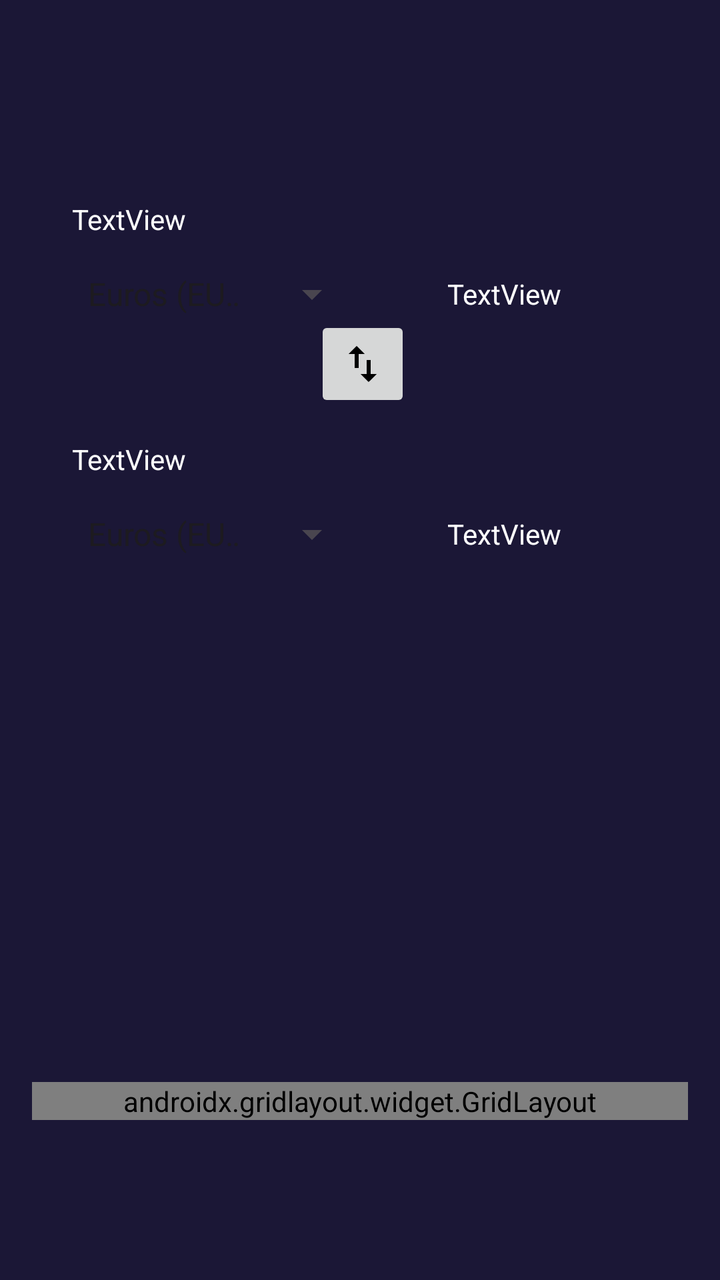
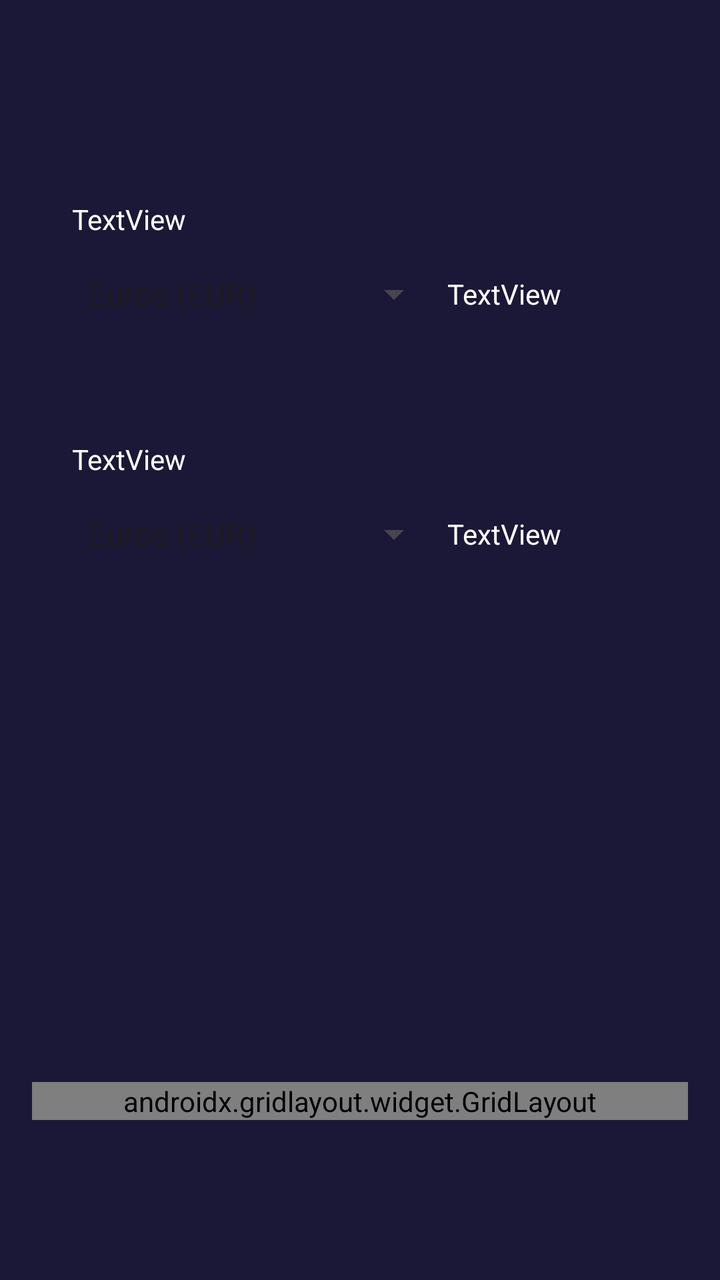

Compare the two renders of this Android layout. The source of the first and the diff that turns it into the second are given below.
<!-- AndroidManifest.xml: application theme Theme.Calculadora_Multiproposito -->
<!-- res/layout/activity_main.xml -->
<?xml version="1.0" encoding="utf-8"?>
<androidx.constraintlayout.widget.ConstraintLayout xmlns:android="http://schemas.android.com/apk/res/android"
    xmlns:app="http://schemas.android.com/apk/res-auto"
    xmlns:tools="http://schemas.android.com/tools"
    android:id="@+id/main"
    android:layout_width="match_parent"
    android:layout_height="match_parent"
    android:background="#1B1736"
    tools:context=".MainActivity">

    <androidx.gridlayout.widget.GridLayout
        android:id="@+id/gridLayoutKeypad"
        android:layout_width="0dp"
        android:layout_height="wrap_content"
        android:layout_marginStart="16dp"
        android:layout_marginEnd="16dp"
        android:layout_marginBottom="80dp"
        app:columnCount="3"
        app:layout_constraintBottom_toBottomOf="parent"
        app:layout_constraintEnd_toEndOf="parent"
        app:layout_constraintStart_toStartOf="parent"
        app:rowCount="4">

        
        <Button
            android:id="@+id/btn1"
            android:layout_width="0dp"
            android:layout_height="65dp"
            android:background="@drawable/fondo_tecla"
            app:backgroundTint="@null"
            android:text="1"
            android:textColor="@android:color/white"
            android:textSize="28sp"
            app:layout_columnWeight="1"
            app:layout_rowWeight="1" />

        <Button
            android:id="@+id/btn2"
            android:layout_width="0dp"
            android:layout_height="65dp"
            android:background="@drawable/fondo_tecla"
            app:backgroundTint="@null"
            android:text="2"
            android:textColor="@android:color/white"
            android:textSize="24sp"
            app:layout_columnWeight="1" />

        <Button
            android:id="@+id/btn3"
            android:layout_width="0dp"
            android:layout_height="65dp"
            android:background="@drawable/fondo_tecla"
            app:backgroundTint="@null"
            android:text="3"
            android:textColor="@android:color/white"
            android:textSize="24sp"
            app:layout_columnWeight="1" />

        
        <Button
            android:id="@+id/btn4"
            android:layout_width="0dp"
            android:layout_height="65dp"
            android:background="@drawable/fondo_tecla"
            app:backgroundTint="@null"
            android:text="4"
            android:textColor="@android:color/white"
            android:textSize="24sp"
            app:layout_columnWeight="1" />

        <Button
            android:id="@+id/btn5"
            android:layout_width="0dp"
            android:layout_height="65dp"
            android:background="@drawable/fondo_tecla"
            app:backgroundTint="@null"
            android:text="5"
            android:textColor="@android:color/white"
            android:textSize="24sp"
            app:layout_columnWeight="1" />

        <Button
            android:id="@+id/btn6"
            android:layout_width="0dp"
            android:layout_height="65dp"
            android:background="@drawable/fondo_tecla"
            app:backgroundTint="@null"
            android:text="6"
            android:textColor="@android:color/white"
            android:textSize="24sp"
            app:layout_columnWeight="1" />

        
        <Button
            android:id="@+id/btn7"
            android:layout_width="0dp"
            android:layout_height="65dp"
            android:background="@drawable/fondo_tecla"
            app:backgroundTint="@null"
            android:text="7"
            android:textColor="@android:color/white"
            android:textSize="24sp"
            app:layout_columnWeight="1" />

        <Button
            android:id="@+id/btn8"
            android:layout_width="0dp"
            android:layout_height="65dp"
            android:background="@drawable/fondo_tecla"
            app:backgroundTint="@null"
            android:text="8"
            android:textColor="@android:color/white"
            android:textSize="24sp"
            app:layout_columnWeight="1" />

        <Button
            android:id="@+id/btn9"
            android:layout_width="0dp"
            android:layout_height="65dp"
            android:background="@drawable/fondo_tecla"
            app:backgroundTint="@null"
            android:text="9"
            android:textColor="@android:color/white"
            android:textSize="24sp"
            app:layout_columnWeight="1" />

        
        <Button
            android:id="@+id/btnDot"
            android:layout_width="0dp"
            android:layout_height="65dp"
            android:background="@drawable/fondo_tecla"
            app:backgroundTint="@null"
            android:text="."
            android:textColor="@android:color/white"
            android:textSize="24sp"
            app:layout_columnWeight="1" />

        <Button
            android:id="@+id/btn0"
            android:layout_width="0dp"
            android:layout_height="65dp"
            android:background="@drawable/fondo_tecla"
            app:backgroundTint="@null"
            android:text="0"
            android:textColor="@android:color/white"
            android:textSize="24sp"
            app:layout_columnWeight="1" />

        <Button
            android:id="@+id/btnDelete"
            android:layout_width="0dp"
            android:layout_height="65dp"
            android:background="@drawable/fondo_tecla"
            app:backgroundTint="@null"
            android:text="⌫"
            android:textColor="@android:color/white"
            android:textSize="24sp"
            app:layout_columnWeight="1" />

    </androidx.gridlayout.widget.GridLayout>

    <TextView
        android:id="@+id/textView4"
        android:layout_width="144dp"
        android:layout_height="54dp"
        android:layout_marginTop="240dp"
        android:layout_marginEnd="36dp"
        android:gravity="center"
        android:text="TextView"
        android:textColor="@android:color/white"
        app:layout_constraintEnd_toEndOf="parent"
        app:layout_constraintTop_toTopOf="parent" />

    <Spinner
        android:id="@+id/spinner2"
        android:layout_width="144dp"
        android:layout_height="54dp"
        android:layout_marginStart="36dp"
        android:layout_marginTop="240dp"
        android:entries="@array/lista_monedas"
        app:layout_constraintStart_toStartOf="parent"
        app:layout_constraintTop_toTopOf="parent" />

    <TextView
        android:id="@+id/textView"
        android:layout_width="wrap_content"
        android:layout_height="wrap_content"
        android:layout_marginStart="36dp"
        android:layout_marginTop="100dp"
        android:text="@string/Texto_from"
        android:textColor="@android:color/white"
        android:textSize="14sp"
        app:layout_constraintStart_toStartOf="parent"
        app:layout_constraintTop_toTopOf="parent" />

    <TextView
        android:id="@+id/textView3"
        android:layout_width="wrap_content"
        android:layout_height="wrap_content"
        android:layout_marginStart="36dp"
        android:layout_marginTop="220dp"
        android:text="@string/Texto_to"
        android:textColor="@android:color/white"
        app:layout_constraintStart_toStartOf="parent"
        app:layout_constraintTop_toTopOf="parent" />

    <ImageButton
        android:id="@+id/imageButton"
        android:layout_width="48dp"
        android:layout_height="48dp"
        android:contentDescription="@string/intercambiar_monedas"
        app:layout_constraintBottom_toBottomOf="parent"
        app:layout_constraintEnd_toEndOf="parent"
        app:layout_constraintHorizontal_bias="0.504"
        app:layout_constraintStart_toStartOf="parent"
        app:layout_constraintTop_toTopOf="parent"
        app:layout_constraintVertical_bias="0.267"
        app:srcCompat="@drawable/ic_swap_vertical" />

    <Spinner
        android:id="@+id/spinner"
        android:layout_width="144dp"
        android:layout_height="54dp"
        android:layout_marginStart="36dp"
        android:layout_marginTop="120dp"
        android:entries="@array/lista_monedas"
        app:layout_constraintStart_toStartOf="parent"
        app:layout_constraintTop_toTopOf="parent" />

    <TextView
        android:id="@+id/textView5"
        android:layout_width="144dp"
        android:layout_height="54dp"
        android:layout_marginTop="120dp"
        android:layout_marginEnd="36dp"
        android:gravity="center"
        android:text="TextView"
        android:textColor="@android:color/white"
        app:layout_constraintEnd_toEndOf="parent"
        app:layout_constraintTop_toTopOf="parent" />

</androidx.constraintlayout.widget.ConstraintLayout>
<!-- resources referenced by this layout -->
<resources>
  <string-array name="lista_monedas">
          <item>Euros (EUR)</item>
          <item>Dólares (USD)</item>
          <item>Soles (PEN)</item>
          <item>Francos Suizos (CHF)</item>
          <item>Libras Esterlinas (GBP)</item>
          <item>Yenes (JPY)</item>
      </string-array>
  <!-- drawable fondo_tecla (drawable) -->
  <?xml version="1.0" encoding="utf-8"?>
  <shape xmlns:android="http://schemas.android.com/apk/res/android"
      android:shape="rectangle">
      <solid android:color="#2C2850" />
      <corners android:radius="8dp" />
  </shape>
  <!-- drawable ic_swap_vertical (drawable) -->
  <vector xmlns:android="http://schemas.android.com/apk/res/android" android:height="24dp" android:tint="#000000" android:viewportHeight="24" android:viewportWidth="24" android:width="24dp">
        
      <path android:fillColor="@android:color/white" android:pathData="M16,17.01V10h-2v7.01h-3L15,21l4,-3.99h-3zM9,3L5,6.99h3V14h2V6.99h3L9,3z"/>
      
  </vector>
  <string name="Texto_from">TextView</string>
  <string name="Texto_to">TextView</string>
  <string name="intercambiar_monedas">Intercambiar monedas</string>
  <style name="Theme.Calculadora_Multiproposito" parent="Base.Theme.Calculadora_Multiproposito" />
  <style name="Base.Theme.Calculadora_Multiproposito" parent="Theme.Material3.DayNight.NoActionBar">
          
          
      </style>
</resources>

<!-- the commit's change to res/layout/activity_main.xml (unified diff, before → after) -->
@@ -174,7 +174,7 @@
 
     <Spinner
         android:id="@+id/spinner2"
-        android:layout_width="144dp"
+        android:layout_width="185dp"
         android:layout_height="54dp"
         android:layout_marginStart="36dp"
         android:layout_marginTop="240dp"
@@ -205,22 +205,9 @@
         app:layout_constraintStart_toStartOf="parent"
         app:layout_constraintTop_toTopOf="parent" />
 
-    <ImageButton
-        android:id="@+id/imageButton"
-        android:layout_width="48dp"
-        android:layout_height="48dp"
-        android:contentDescription="@string/intercambiar_monedas"
-        app:layout_constraintBottom_toBottomOf="parent"
-        app:layout_constraintEnd_toEndOf="parent"
-        app:layout_constraintHorizontal_bias="0.504"
-        app:layout_constraintStart_toStartOf="parent"
-        app:layout_constraintTop_toTopOf="parent"
-        app:layout_constraintVertical_bias="0.267"
-        app:srcCompat="@drawable/ic_swap_vertical" />
-
     <Spinner
         android:id="@+id/spinner"
-        android:layout_width="144dp"
+        android:layout_width="185dp"
         android:layout_height="54dp"
         android:layout_marginStart="36dp"
         android:layout_marginTop="120dp"
<!-- resource entries referenced after the edit -->
@@ -15,15 +15,8 @@
       <solid android:color="#2C2850" />
       <corners android:radius="8dp" />
   </shape>
-  <!-- drawable ic_swap_vertical (drawable) -->
-  <vector xmlns:android="http://schemas.android.com/apk/res/android" android:height="24dp" android:tint="#000000" android:viewportHeight="24" android:viewportWidth="24" android:width="24dp">
-        
-      <path android:fillColor="@android:color/white" android:pathData="M16,17.01V10h-2v7.01h-3L15,21l4,-3.99h-3zM9,3L5,6.99h3V14h2V6.99h3L9,3z"/>
-      
-  </vector>
   <string name="Texto_from">TextView</string>
   <string name="Texto_to">TextView</string>
-  <string name="intercambiar_monedas">Intercambiar monedas</string>
   <style name="Theme.Calculadora_Multiproposito" parent="Base.Theme.Calculadora_Multiproposito" />
   <style name="Base.Theme.Calculadora_Multiproposito" parent="Theme.Material3.DayNight.NoActionBar">
           
